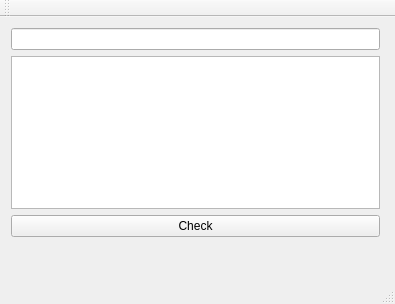
This is mainwindow.ui in dxqzhuang/CardChecker as Qt 5 draws it before an edit. The edited form follows.
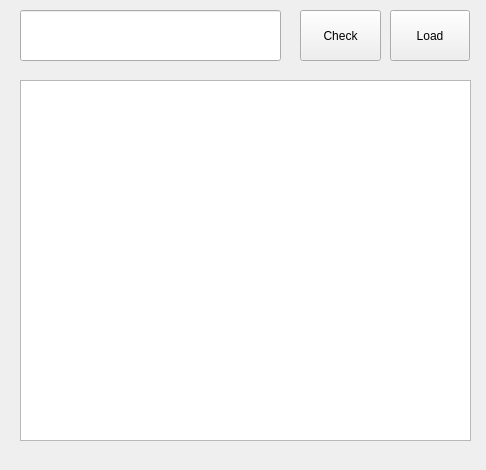
This is the edited form.

```diff
--- a/mainwindow.ui
+++ b/mainwindow.ui
@@ -6,59 +6,66 @@
    <rect>
     <x>0</x>
     <y>0</y>
-    <width>395</width>
-    <height>304</height>
+    <width>486</width>
+    <height>470</height>
    </rect>
   </property>
   <property name="windowTitle">
    <string>MainWindow</string>
   </property>
   <widget class="QWidget" name="centralWidget">
-   <widget class="QWidget" name="gridLayoutWidget">
+   <widget class="QPushButton" name="checkButton">
     <property name="geometry">
      <rect>
-      <x>0</x>
-      <y>0</y>
-      <width>391</width>
-      <height>231</height>
+      <x>300</x>
+      <y>10</y>
+      <width>81</width>
+      <height>51</height>
      </rect>
     </property>
-    <layout class="QGridLayout" name="gridLayout">
-     <item row="0" column="1">
-      <widget class="QLineEdit" name="inputField"/>
-     </item>
-     <item row="2" column="1">
-      <widget class="QPushButton" name="checkButton">
-       <property name="text">
-        <string>Check</string>
-       </property>
-      </widget>
-     </item>
-     <item row="1" column="1">
-      <widget class="QTextBrowser" name="outputField"/>
-     </item>
-    </layout>
+    <property name="text">
+     <string>Check</string>
+    </property>
    </widget>
+   <widget class="QTextBrowser" name="outputField">
+    <property name="geometry">
+     <rect>
+      <x>20</x>
+      <y>80</y>
+      <width>451</width>
+      <height>361</height>
+     </rect>
+    </property>
+   </widget>
+   <widget class="QLineEdit" name="inputField">
+    <property name="geometry">
+     <rect>
+      <x>20</x>
+      <y>10</y>
+      <width>261</width>
+      <height>51</height>
+     </rect>
+    </property>
+   </widget>
+   <widget class="QPushButton" name="loadButton">
+    <property name="geometry">
+     <rect>
+      <x>390</x>
+      <y>10</y>
+      <width>80</width>
+      <height>51</height>
+     </rect>
+    </property>
+    <property name="text">
+     <string>Load</string>
+    </property>
+   </widget>
+   <zorder>outputField</zorder>
+   <zorder>checkButton</zorder>
+   <zorder>outputField</zorder>
+   <zorder>inputField</zorder>
+   <zorder>loadButton</zorder>
   </widget>
-  <widget class="QMenuBar" name="menuBar">
-   <property name="geometry">
-    <rect>
-     <x>0</x>
-     <y>0</y>
-     <width>395</width>
-     <height>24</height>
-    </rect>
-   </property>
-  </widget>
-  <widget class="QToolBar" name="mainToolBar">
-   <attribute name="toolBarArea">
-    <enum>TopToolBarArea</enum>
-   </attribute>
-   <attribute name="toolBarBreak">
-    <bool>false</bool>
-   </attribute>
-  </widget>
-  <widget class="QStatusBar" name="statusBar"/>
  </widget>
  <layoutdefault spacing="6" margin="11"/>
  <resources/>
```
